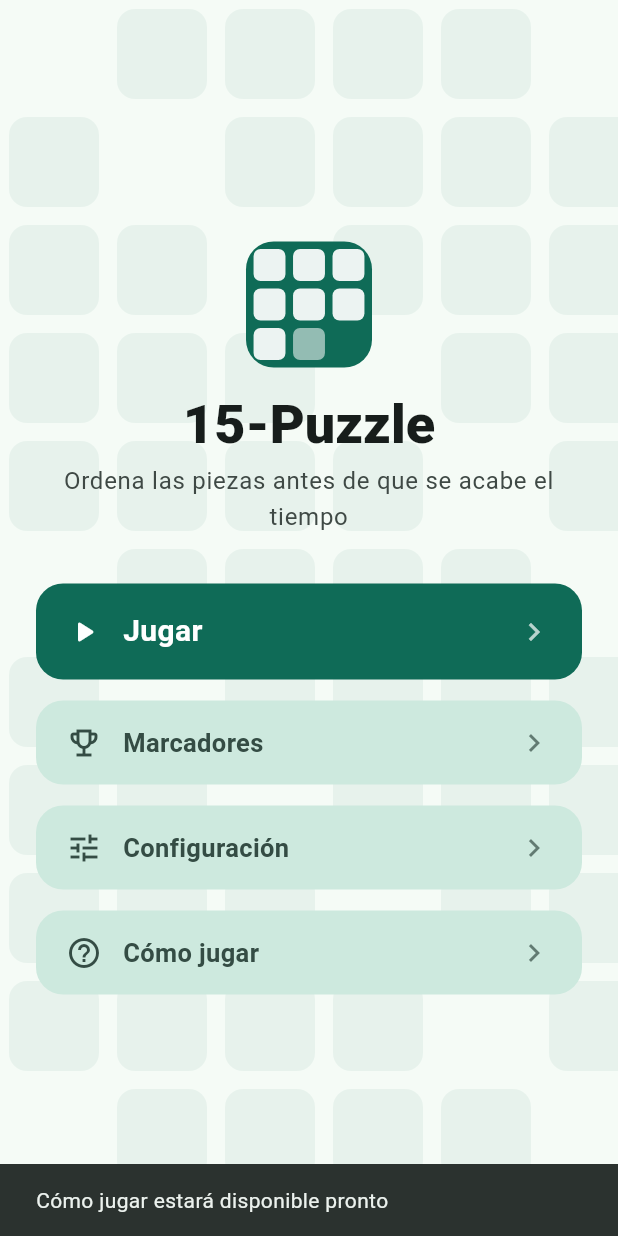
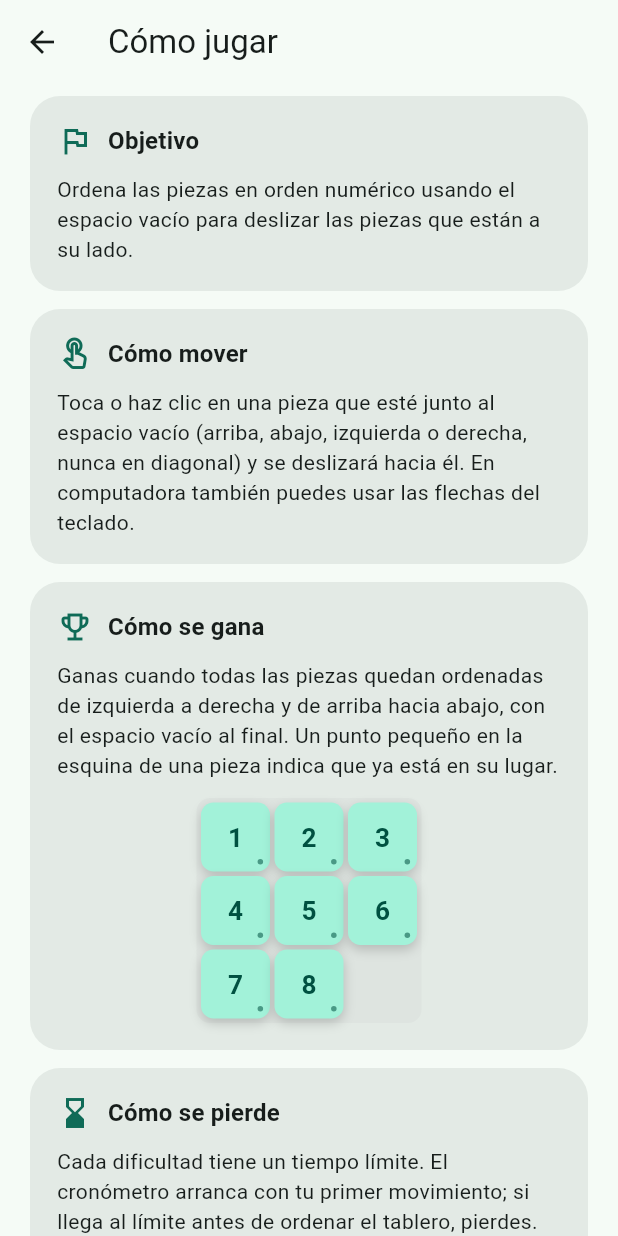
Before and after one commit to juaneslinarez-byte/15-puzzle_JL_LB, a Flutter app: the screen it shows after launch, after a tap on "Cómo jugar", on a phone screen of 412 x 824 dp. Run offline on Flutter 3.47's test engine with Material 3 defaults, Android fonts, the phone set to English and light mode, and no system bars; our stand-ins replace animate_do.

Commit message:
feat: agregar pantalla de instrucciones

```diff
--- /dev/null
+++ b/lib/screens/instructions_screen.dart
@@ -0,0 +1,137 @@
+import 'package:flutter/material.dart';
+
+import '../logic/difficulty.dart';
+import '../logic/puzzle.dart';
+import '../widgets/puzzle_board.dart';
+
+/// Reglas del juego. Su contenido no cambia, por eso es un StatelessWidget.
+class InstructionsScreen extends StatelessWidget {
+  const InstructionsScreen({super.key});
+
+  @override
+  Widget build(BuildContext context) {
+    final text = Theme.of(context).textTheme;
+    return Scaffold(
+      appBar: AppBar(title: const Text('Cómo jugar')),
+      body: Center(
+        child: ConstrainedBox(
+          constraints: const BoxConstraints(maxWidth: 560),
+          child: ListView(
+            padding: const EdgeInsets.fromLTRB(20, 8, 20, 32),
+            children: [
+              const _Block(
+                icon: Icons.flag_outlined,
+                title: 'Objetivo',
+                body:
+                    'Ordena las piezas en orden numérico usando el espacio vacío '
+                    'para deslizar las piezas que están a su lado.',
+              ),
+              const _Block(
+                icon: Icons.touch_app_outlined,
+                title: 'Cómo mover',
+                body:
+                    'Toca o haz clic en una pieza que esté junto al espacio vacío '
+                    '(arriba, abajo, izquierda o derecha, nunca en diagonal) y se deslizará hacia él. '
+                    'En computadora también puedes usar las flechas del teclado.',
+              ),
+              _Block(
+                icon: Icons.emoji_events_outlined,
+                title: 'Cómo se gana',
+                body:
+                    'Ganas cuando todas las piezas quedan ordenadas de izquierda a derecha '
+                    'y de arriba hacia abajo, con el espacio vacío al final. Un punto pequeño '
+                    'en la esquina de una pieza indica que ya está en su lugar.',
+                extra: Center(
+                  child: SizedBox(width: 150, child: PuzzleBoard(puzzle: Puzzle.solved(3), animate: false)),
+                ),
+              ),
+              _Block(
+                icon: Icons.hourglass_bottom,
+                title: 'Cómo se pierde',
+                body:
+                    'Cada dificultad tiene un tiempo límite. El cronómetro arranca con tu '
+                    'primer movimiento; si llega al límite antes de ordenar el tablero, pierdes.',
+                extra: Column(
+                  children: [
+                    for (final d in Difficulty.values)
+                      ListTile(
+                        dense: true,
+                        contentPadding: EdgeInsets.zero,
+                        leading: Text(d.gridLabel, style: text.titleMedium),
+                        title: Text(d.label),
+                        trailing: Text(
+                          '${d.timeLimit.inMinutes} minutos',
+                          style: const TextStyle(fontWeight: FontWeight.w700),
+                        ),
+                      ),
+                  ],
+                ),
+              ),
+              const _Block(
+                icon: Icons.leaderboard_outlined,
+                title: 'Récords',
+                body:
+                    'Por cada dificultad se guardan tu mejor tiempo y tu menor número de '
+                    'movimientos, con la fecha. Se cuentan por separado y los verás en Marcadores.',
+              ),
+              const _Block(
+                icon: Icons.lightbulb_outline,
+                title: 'Consejo',
+                body:
+                    'Resuelve primero la fila de arriba y la columna de la izquierda; '
+                    'así el tablero se reduce a uno más pequeño. Puedes pausar cuando quieras.',
+              ),
+              const SizedBox(height: 8),
+              FilledButton.icon(
+                onPressed: () => Navigator.pop(context),
+                icon: const Icon(Icons.home_outlined),
+                label: const Text('Volver al menú'),
+              ),
+            ],
+          ),
+        ),
+      ),
+    );
+  }
+}
+
+class _Block extends StatelessWidget {
+  const _Block({required this.icon, required this.title, required this.body, this.extra});
+
+  final IconData icon;
+  final String title;
+  final String body;
+  final Widget? extra;
+
+  @override
+  Widget build(BuildContext context) {
+    final scheme = Theme.of(context).colorScheme;
+    return Card(
+      elevation: 0,
+      color: scheme.surfaceContainerHigh,
+      margin: const EdgeInsets.only(bottom: 12),
+      shape: RoundedRectangleBorder(borderRadius: BorderRadius.circular(20)),
+      child: Padding(
+        padding: const EdgeInsets.all(18),
+        child: Column(
+          crossAxisAlignment: CrossAxisAlignment.start,
+          children: [
+            Row(
+              children: [
+                Icon(icon, color: scheme.primary),
+                const SizedBox(width: 10),
+                Text(
+                  title,
+                  style: Theme.of(context).textTheme.titleMedium?.copyWith(fontWeight: FontWeight.w700),
+                ),
+              ],
+            ),
+            const SizedBox(height: 10),
+            Text(body, style: const TextStyle(height: 1.4)),
+            if (extra != null) ...[const SizedBox(height: 12), extra!],
+          ],
+        ),
+      ),
+    );
+  }
+}
--- a/lib/screens/menu_screen.dart
+++ b/lib/screens/menu_screen.dart
@@ -5,6 +5,7 @@ import '../logic/difficulty.dart';
 import '../widgets/app_logo.dart';
 import '../widgets/menu_button.dart';
 import 'game_screen.dart';
+import 'instructions_screen.dart';
 
 /// Menú principal. Es un StatefulWidget solo para recordar la última
 /// dificultad elegida mientras la app está abierta.
@@ -98,7 +99,9 @@ class _MenuScreenState extends State<MenuScreen> {
                       child: MenuButton(
                         icon: Icons.help_outline,
                         label: 'Cómo jugar',
-                        onPressed: () => _comingSoon('Cómo jugar'),
+                        onPressed: () =>
+                            Navigator.of(context)
+                                .push(MaterialPageRoute(builder: (_) => const InstructionsScreen())),
                       ),
                     ),
                   ],
```
